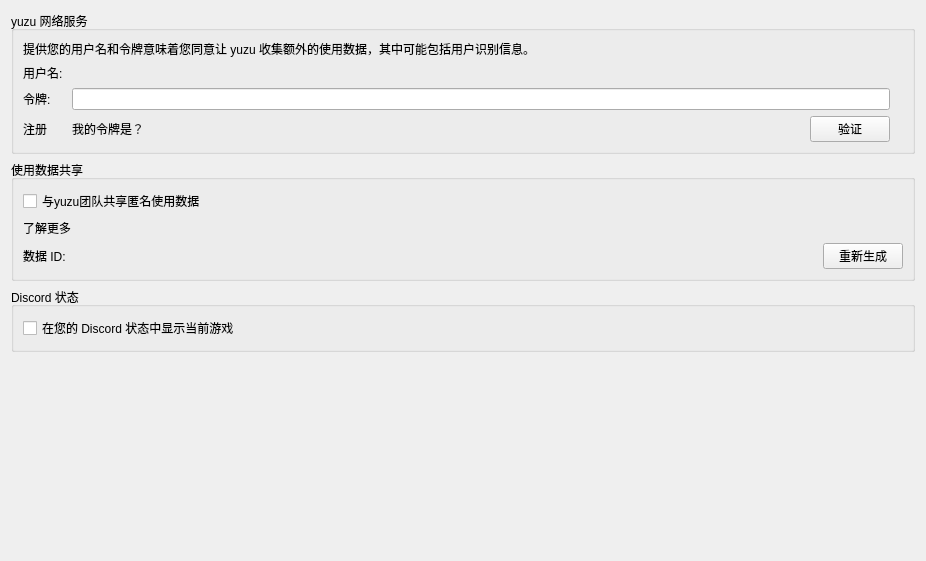
First picture: the form in src/yuzu/configuration/configure_web.ui, repository formylover/yuzu-early-access, before the edit.
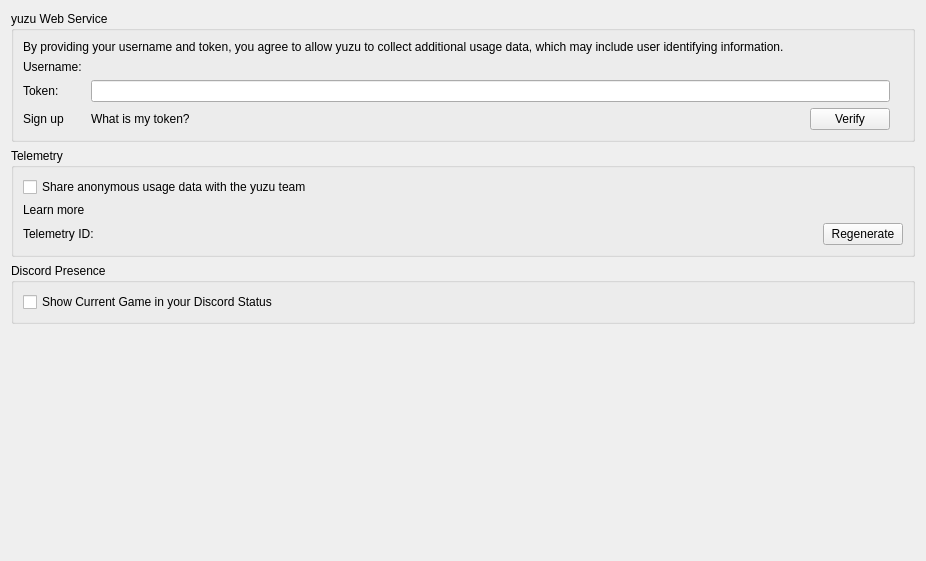
Second picture: the form after the edit.

The edit to the form file:
```diff
--- a/src/yuzu/configuration/configure_web.ui
+++ b/src/yuzu/configuration/configure_web.ui
@@ -19,13 +19,13 @@
      <item>
       <widget class="QGroupBox" name="groupBoxWebConfig">
        <property name="title">
-        <string>yuzu 网络服务</string>
+        <string>yuzu Web Service</string>
        </property>
        <layout class="QVBoxLayout" name="verticalLayoutYuzuWebService">
         <item>
          <widget class="QLabel" name="web_credentials_disclaimer">
           <property name="text">
-           <string>提供您的用户名和令牌意味着您同意让 yuzu 收集额外的使用数据，其中可能包括用户识别信息。</string>
+           <string>By providing your username and token, you agree to allow yuzu to collect additional usage data, which may include user identifying information.</string>
           </property>
          </widget>
         </item>
@@ -43,14 +43,14 @@
              <enum>Qt::RightToLeft</enum>
             </property>
             <property name="text">
-             <string>验证</string>
+             <string>Verify</string>
             </property>
            </widget>
           </item>
           <item row="2" column="0">
            <widget class="QLabel" name="web_signup_link">
             <property name="text">
-             <string>注册</string>
+             <string>Sign up</string>
             </property>
            </widget>
           </item>
@@ -60,7 +60,7 @@
           <item row="1" column="0">
            <widget class="QLabel" name="label_token">
             <property name="text">
-             <string>令牌: </string>
+             <string>Token: </string>
             </property>
            </widget>
           </item>
@@ -71,7 +71,7 @@
           <item row="0" column="0">
            <widget class="QLabel" name="label_username">
             <property name="text">
-             <string>用户名: </string>
+             <string>Username: </string>
             </property>
            </widget>
           </item>
@@ -88,7 +88,7 @@
           <item row="2" column="1">
            <widget class="QLabel" name="web_token_info_link">
             <property name="text">
-             <string>我的令牌是？</string>
+             <string>What is my token?</string>
             </property>
            </widget>
           </item>
@@ -113,20 +113,20 @@
      <item>
       <widget class="QGroupBox" name="groupBox">
        <property name="title">
-        <string>使用数据共享</string>
+        <string>Telemetry</string>
        </property>
        <layout class="QVBoxLayout" name="verticalLayout_2">
         <item>
          <widget class="QCheckBox" name="toggle_telemetry">
           <property name="text">
-           <string>与yuzu团队共享匿名使用数据</string>
+           <string>Share anonymous usage data with the yuzu team</string>
           </property>
          </widget>
         </item>
         <item>
          <widget class="QLabel" name="telemetry_learn_more">
           <property name="text">
-           <string>了解更多</string>
+           <string>Learn more</string>
           </property>
          </widget>
         </item>
@@ -135,7 +135,7 @@
           <item row="0" column="0">
            <widget class="QLabel" name="label_telemetry_id">
             <property name="text">
-             <string>数据 ID:</string>
+             <string>Telemetry ID:</string>
             </property>
            </widget>
           </item>
@@ -151,7 +151,7 @@
              <enum>Qt::RightToLeft</enum>
             </property>
             <property name="text">
-             <string>重新生成</string>
+             <string>Regenerate</string>
             </property>
            </widget>
           </item>
@@ -165,13 +165,13 @@
    <item>
      <widget class="QGroupBox" name="discord_group">
       <property name="title">
-       <string>Discord 状态</string>
+       <string>Discord Presence</string>
       </property>
       <layout class="QVBoxLayout" name="verticalLayout_21">
        <item>
         <widget class="QCheckBox" name="toggle_discordrpc">
          <property name="text">
-          <string>在您的 Discord 状态中显示当前游戏</string>
+          <string>Show Current Game in your Discord Status</string>
          </property>
         </widget>
        </item>
```
